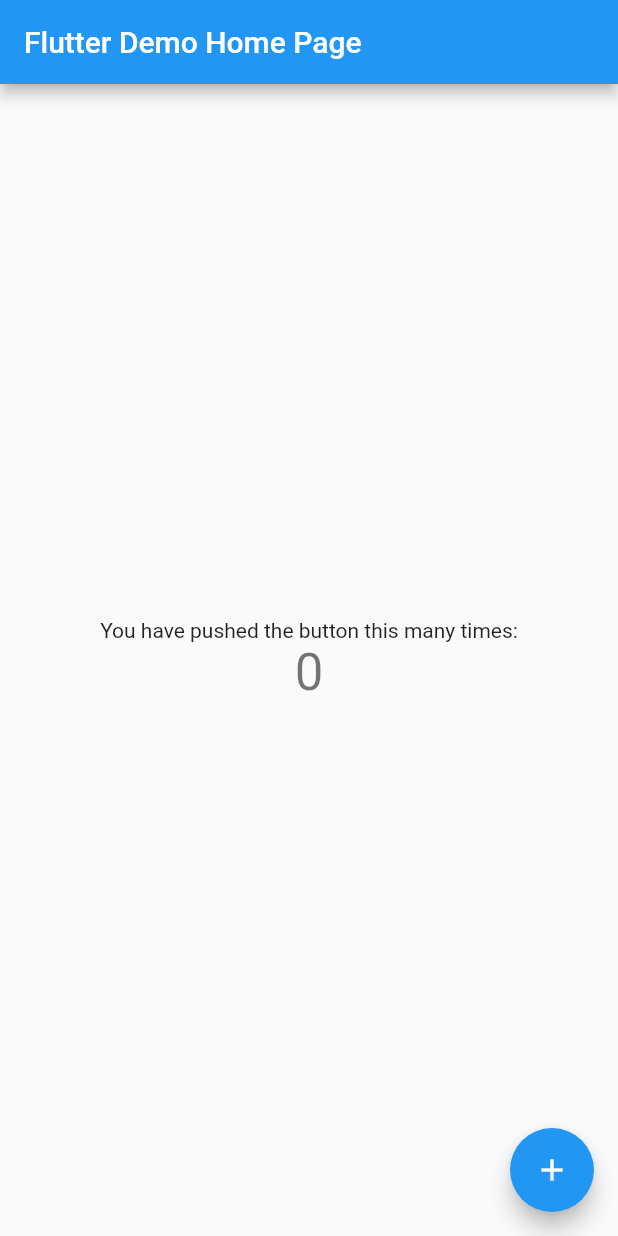
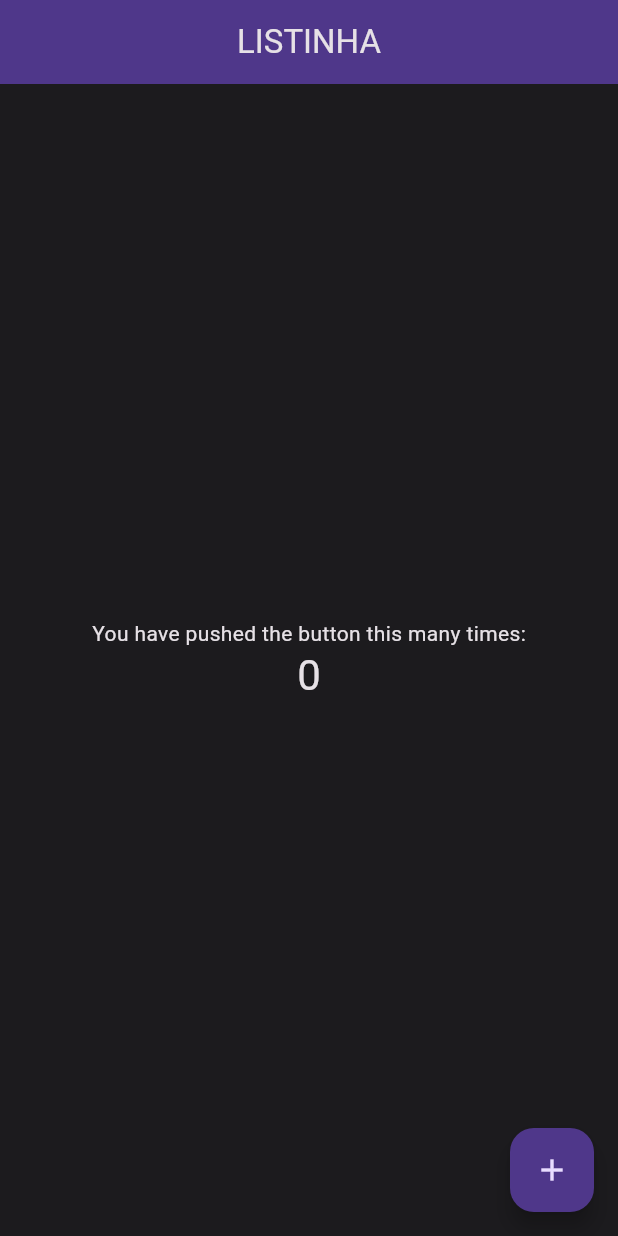
Before and after one commit to paulocf92/flutter-semana-fullstack, a Flutter app: the screen it shows after launch, on a phone screen of 412 x 824 dp. Run offline on Flutter 3.47's test engine with Material 2 defaults, Android fonts, the phone set to English and light mode, and no system bars.

Commit message:
style: add themes

```diff
--- a/app/lib/main.dart
+++ b/app/lib/main.dart
@@ -1,4 +1,5 @@
 import 'package:flutter/material.dart';
+import 'package:listinha/src/shared/themes/themes.dart';
 
 void main() {
   runApp(const MyApp());
@@ -12,19 +13,11 @@ class MyApp extends StatelessWidget {
   Widget build(BuildContext context) {
     return MaterialApp(
       title: 'Flutter Demo',
-      theme: ThemeData(
-        // This is the theme of your application.
-        //
-        // Try running your application with "flutter run". You'll see the
-        // application has a blue toolbar. Then, without quitting the app, try
-        // changing the primarySwatch below to Colors.green and then invoke
-        // "hot reload" (press "r" in the console where you ran "flutter run",
-        // or simply save your changes to "hot reload" in a Flutter IDE).
-        // Notice that the counter didn't reset back to zero; the application
-        // is not restarted.
-        primarySwatch: Colors.blue,
-      ),
-      home: const MyHomePage(title: 'Flutter Demo Home Page'),
+      debugShowCheckedModeBanner: false,
+      themeMode: ThemeMode.dark,
+      theme: lightTheme,
+      darkTheme: darkTheme,
+      home: const MyHomePage(title: 'LISTINHA'),
     );
   }
 }
--- /dev/null
+++ b/app/lib/src/shared/themes/themes.dart
@@ -0,0 +1,24 @@
+import 'package:flutter/material.dart';
+import 'color_schemes.g.dart';
+
+final lightTheme = ThemeData(
+  useMaterial3: true,
+  colorScheme: lightColorScheme,
+  appBarTheme: AppBarTheme(
+    centerTitle: true,
+    backgroundColor: lightColorScheme.primaryContainer,
+  ),
+  floatingActionButtonTheme: FloatingActionButtonThemeData(
+    backgroundColor: lightColorScheme.primary,
+    foregroundColor: Colors.white,
+  ),
+);
+
+final darkTheme = ThemeData(
+  useMaterial3: true,
+  colorScheme: darkColorScheme,
+  appBarTheme: AppBarTheme(
+    centerTitle: true,
+    backgroundColor: darkColorScheme.primaryContainer,
+  ),
+);
```
Also changed, not shown: app/lib/src/shared/themes/color_schemes.g.dart (added).
